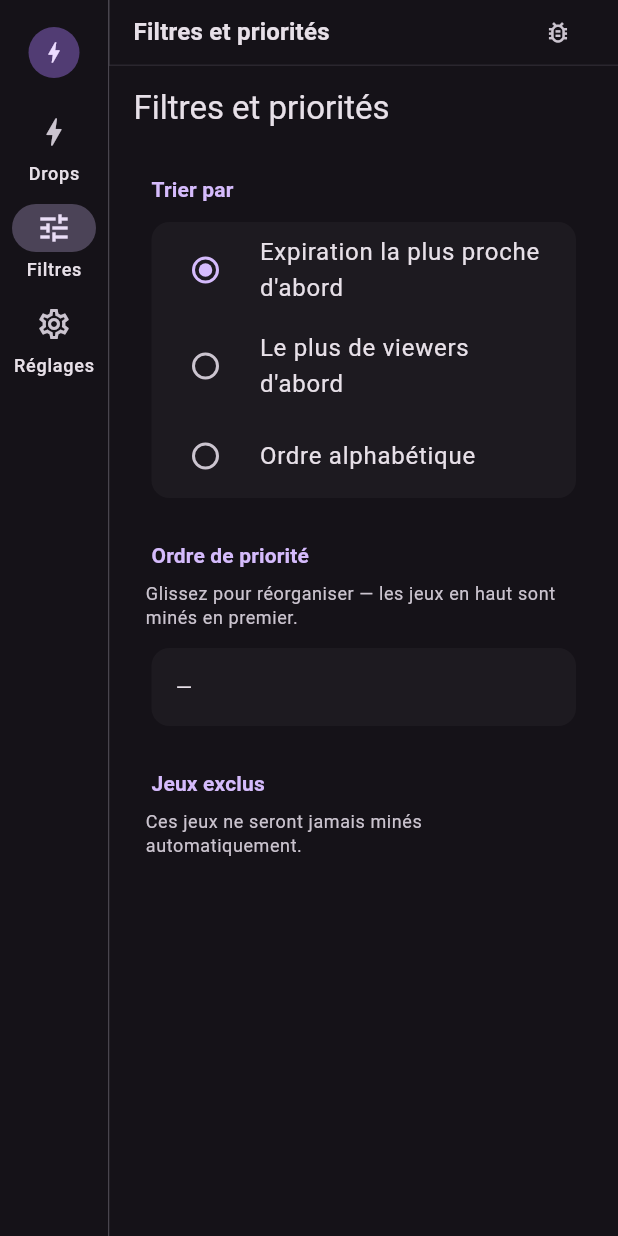
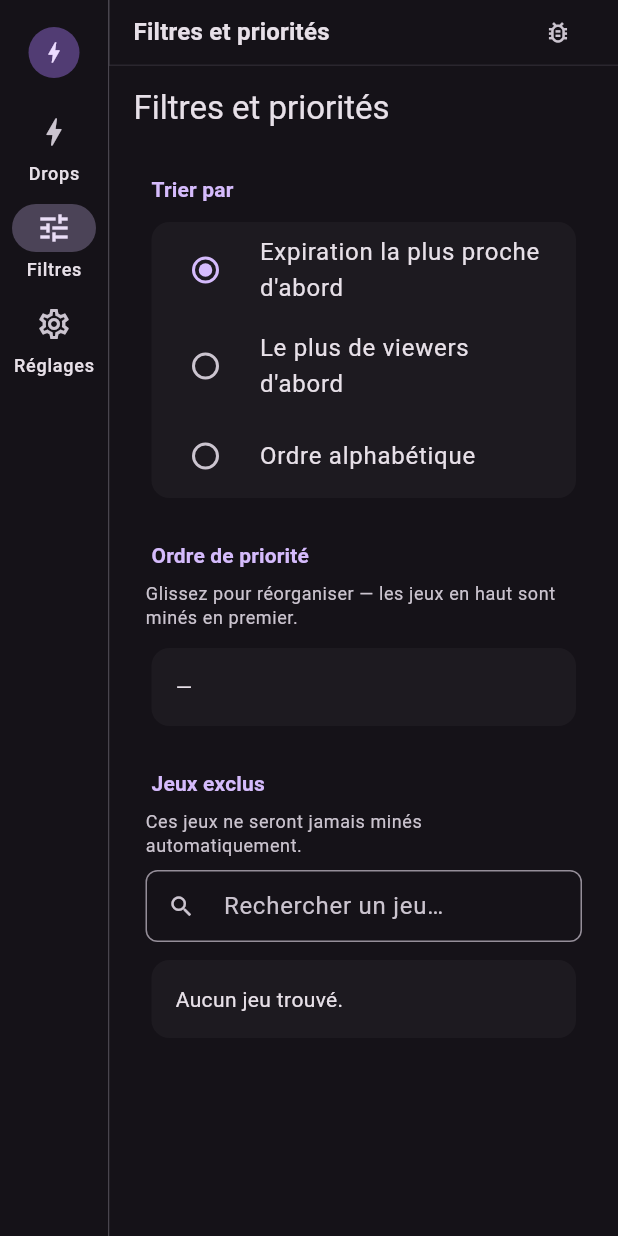
Before and after one commit to SanoBld/twitch_drops, a Flutter app: the HomeScreen screen opened directly with empty values, after a tap on "Filtres", on a phone screen of 412 x 824 dp. Run offline on Flutter 3.47's test engine with Material 3 defaults, Android fonts, the phone set to English and light mode, and no system bars; our stand-ins replace dio, package_info_plus, shared_preferences; missing offline and left inert: launch_at_startup, tray_manager, window_manager; accounts and stored records are empty; network calls fail; statements that could not run were skipped.

Commit message:
feat: Ajout de la recherche et du filtrage dans l'écran des filtres

```diff
--- a/lib/screens/filters_screen.dart
+++ b/lib/screens/filters_screen.dart
@@ -13,6 +13,8 @@ class FiltersScreen extends StatefulWidget {
 
 class _FiltersScreenState extends State<FiltersScreen> {
   final _settings = SettingsService();
+  final _searchController = TextEditingController();
+  String _query = '';
 
   bool _loading = true;
   List<String> _priorityOrder = [];
@@ -29,6 +31,20 @@ class _FiltersScreenState extends State<FiltersScreen> {
       for (final c in widget.campaigns) c.gameId: c.gameName,
     };
     _load();
+  }
+
+  @override
+  void dispose() {
+    _searchController.dispose();
+    super.dispose();
+  }
+
+  List<MapEntry<String, String>> get _filteredGames {
+    final entries = _games.entries.toList()
+      ..sort((a, b) => a.value.toLowerCase().compareTo(b.value.toLowerCase()));
+    if (_query.isEmpty) return entries;
+    final q = _query.toLowerCase();
+    return entries.where((e) => e.value.toLowerCase().contains(q)).toList();
   }
 
   Future<void> _load() async {
@@ -155,11 +171,40 @@ class _FiltersScreenState extends State<FiltersScreen> {
                 ?.copyWith(color: Theme.of(context).colorScheme.onSurfaceVariant),
           ),
           const SizedBox(height: 8),
+          TextField(
+            controller: _searchController,
+            decoration: InputDecoration(
+              isDense: true,
+              prefixIcon: const Icon(Icons.search, size: 18),
+              hintText: 'Rechercher un jeu…',
+              border: OutlineInputBorder(borderRadius: BorderRadius.circular(8)),
+              suffixIcon: _query.isNotEmpty
+                  ? IconButton(
+                      icon: const Icon(Icons.clear, size: 16),
+                      onPressed: () {
+                        _searchController.clear();
+                        setState(() => _query = '');
+                      },
+                    )
+                  : null,
+            ),
+            onChanged: (v) => setState(() => _query = v),
+          ),
+          const SizedBox(height: 8),
           Card(
-            child: Column(
+            child: _filteredGames.isEmpty
+                ? const Padding(
+                    padding: EdgeInsets.all(16),
+                    child: Text('Aucun jeu trouvé.'),
+                  )
+                : ConstrainedBox(
+                    constraints: const BoxConstraints(maxHeight: 360),
+                    child: ListView(
+                      shrinkWrap: true,
                       children: [
-                for (final entry in _games.entries)
+                        for (final entry in _filteredGames)
                           CheckboxListTile(
+                            dense: true,
                             title: Text(entry.value),
                             value: _excluded.contains(entry.key),
                             onChanged: (checked) {
@@ -174,6 +219,7 @@ class _FiltersScreenState extends State<FiltersScreen> {
                             },
                           ),
                       ],
+                    ),
                   ),
           ),
           const SizedBox(height: 24),
--- a/lib/screens/home_screen.dart
+++ b/lib/screens/home_screen.dart
@@ -1,3 +1,4 @@
+import 'dart:async';
 import 'package:flutter/material.dart';
 import 'package:flutter/gestures.dart';
 import '../models/drop_campaign.dart';
@@ -171,6 +172,7 @@ class _HomeScreenState extends State<HomeScreen> {
 
                   if (_navIndex == 0)
                     _MiningControlBar(
+                      miningService: _miningService,
                       autoMining: _autoMining,
                       linkedOnly: _linkedOnly,
                       activeChannel: _activeChannel,
@@ -305,7 +307,8 @@ class _TopBar extends StatelessWidget {
 
 // ── Mining control bar ───────────────────────────────────────────────────────
 
-class _MiningControlBar extends StatelessWidget {
+class _MiningControlBar extends StatefulWidget {
+  final MiningService miningService;
   final bool autoMining;
   final bool linkedOnly;
   final Channel? activeChannel;
@@ -313,6 +316,7 @@ class _MiningControlBar extends StatelessWidget {
   final ValueChanged<bool> onLinkedOnlyChanged;
 
   const _MiningControlBar({
+    required this.miningService,
     required this.autoMining,
     required this.linkedOnly,
     required this.activeChannel,
@@ -321,9 +325,47 @@ class _MiningControlBar extends StatelessWidget {
   });
 
   @override
+  State<_MiningControlBar> createState() => _MiningControlBarState();
+}
+
+class _MiningControlBarState extends State<_MiningControlBar> {
+  Timer? _ticker;
+
+  @override
+  void initState() {
+    super.initState();
+    // Tick every second just to refresh the "since/next" text below.
+    _ticker = Timer.periodic(const Duration(seconds: 1), (_) {
+      if (mounted) setState(() {});
+    });
+  }
+
+  @override
+  void dispose() {
+    _ticker?.cancel();
+    super.dispose();
+  }
+
+  String _fmtDuration(Duration d) {
+    final m = d.inMinutes;
+    final s = d.inSeconds % 60;
+    return '${m}m ${s.toString().padLeft(2, '0')}s';
+  }
+
+  @override
   Widget build(BuildContext context) {
     final cs = Theme.of(context).colorScheme;
     final tt = Theme.of(context).textTheme;
+    final ms = widget.miningService;
+
+    final now = DateTime.now();
+    final sessionDuration =
+        ms.miningStartedAt != null ? now.difference(ms.miningStartedAt!) : null;
+    final sinceLastPing =
+        ms.lastPingAt != null ? now.difference(ms.lastPingAt!) : null;
+    final nextPingIn = sinceLastPing != null
+        ? Duration(seconds: 60) - sinceLastPing
+        : null;
 
     return Container(
       padding: const EdgeInsets.symmetric(horizontal: 16, vertical: 6),
@@ -332,29 +374,33 @@ class _MiningControlBar extends StatelessWidget {
           bottom: BorderSide(color: cs.outlineVariant.withValues(alpha: 0.3)),
         ),
       ),
-      child: Row(
+      child: Column(
+        crossAxisAlignment: CrossAxisAlignment.start,
+        children: [
+          Row(
             children: [
               Icon(
-            autoMining ? Icons.auto_mode : Icons.touch_app_outlined,
+                widget.autoMining ? Icons.auto_mode : Icons.touch_app_outlined,
                 size: 15,
                 color: cs.primary,
               ),
               const SizedBox(width: 6),
               Text(
-            autoMining ? tr('auto_mining') : tr('manual_mining'),
+                widget.autoMining ? tr('auto_mining') : tr('manual_mining'),
                 style: tt.labelMedium,
               ),
               Transform.scale(
                 scale: 0.8,
-            child: Switch(value: autoMining, onChanged: onAutoMiningChanged),
+                child: Switch(
+                    value: widget.autoMining, onChanged: widget.onAutoMiningChanged),
               ),
-          if (activeChannel != null) ...[
+              if (widget.activeChannel != null) ...[
                 const SizedBox(width: 4),
                 Icon(Icons.circle, size: 7, color: cs.primary),
                 const SizedBox(width: 4),
                 Flexible(
                   child: Text(
-                activeChannel!.displayName,
+                    widget.activeChannel!.displayName,
                     style: tt.labelMedium?.copyWith(fontWeight: FontWeight.w600),
                     overflow: TextOverflow.ellipsis,
                   ),
@@ -364,9 +410,21 @@ class _MiningControlBar extends StatelessWidget {
               FilterChip(
                 visualDensity: VisualDensity.compact,
                 label: Text(tr('linked_only')),
-            selected: linkedOnly,
-            onSelected: onLinkedOnlyChanged,
-            avatar: Icon(linkedOnly ? Icons.link : Icons.link_off, size: 14),
+                selected: widget.linkedOnly,
+                onSelected: widget.onLinkedOnlyChanged,
+                avatar: Icon(widget.linkedOnly ? Icons.link : Icons.link_off, size: 14),
+              ),
+            ],
+          ),
+          if (widget.activeChannel != null && sessionDuration != null)
+            Padding(
+              padding: const EdgeInsets.only(top: 2, left: 21),
+              child: Text(
+                nextPingIn != null && !nextPingIn.isNegative
+                    ? 'Mining depuis ${_fmtDuration(sessionDuration)} · prochain envoi dans ${nextPingIn.inSeconds}s'
+                    : 'Mining depuis ${_fmtDuration(sessionDuration)} · envoi en cours…',
+                style: tt.labelSmall?.copyWith(color: cs.onSurfaceVariant),
+              ),
             ),
         ],
       ),
```
Also changed, not shown: lib/services/mining_service.dart (+25 -1 lines). Lines whose indentation alone changed are shown as unchanged.
